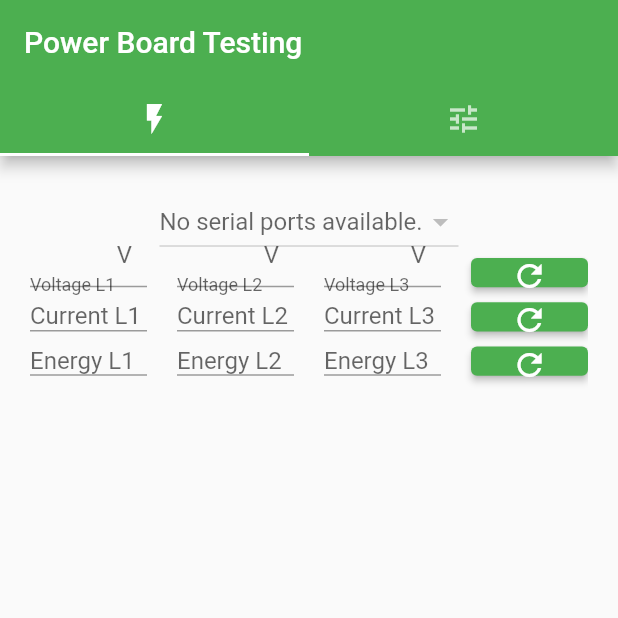
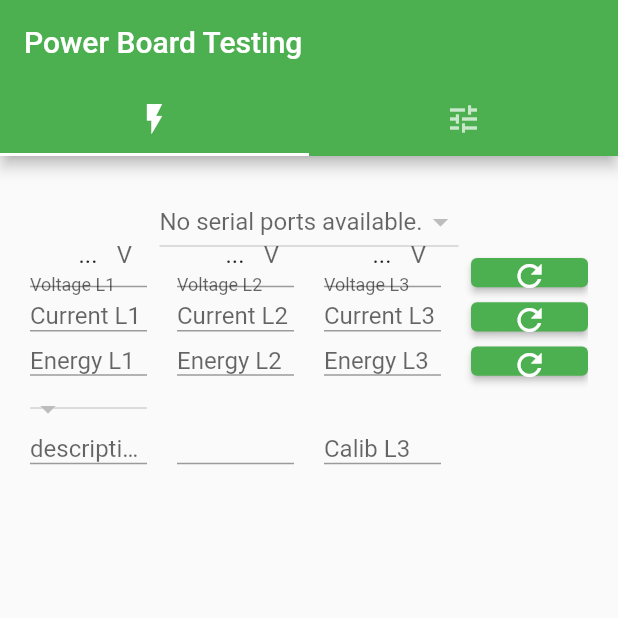
Before and after one commit to dRomke/ePB-Testing, a Flutter app: the screen it shows after launch, after a tap on the "refresh" icon, on a phone screen of 412 x 824 dp, the top half of it. Run offline on Flutter 3.47's test engine with Material 2 defaults, Android fonts, the phone set to English and light mode, and no system bars; missing offline and left inert: flutter_serial_port; statements that could not run were skipped.

Commit message:
Cleanup, added boilerplate for calibrations

```diff
--- a/lib/main.dart
+++ b/lib/main.dart
@@ -102,13 +102,13 @@ class _MyHomePageState extends State<PowerBoardTest> {
 
       switch (channel) {
         case 0:
-          setState(() => _volt[i].text = 'reading...');
+          setState(() => _volt[i].text = '...');
           break;
         case 1:
-          setState(() => _curr[i].text = 'reading...');
+          setState(() => _curr[i].text = '...');
           break;
         case 2:
-          setState(() => _ener[i].text = 'reading...');
+          setState(() => _ener[i].text = '...');
           break;
 
         default:
@@ -141,7 +141,6 @@ class _MyHomePageState extends State<PowerBoardTest> {
             title: Text('Power Board Testing'),
           ),
           body: Container(
-            constraints: BoxConstraints(minWidth: 400),
             margin: const EdgeInsets.all(20.0),
             child: TabBarView(
               children: [
@@ -189,7 +188,23 @@ class _MyHomePageState extends State<PowerBoardTest> {
                                 SelectableField('Energy L3', _ener[2], 'Wh'),
                                 ElevatedButton(
                                     onPressed: () => _scan(2),
-                                    child: Icon(Icons.refresh))
+                                    child: Icon(Icons.refresh)),
+                                DropdownButton(
+                                  onChanged: (value) {
+                                    _newSerial(value);
+                                  },
+                                  items: [],
+                                ),
+                                Text(''),
+                                Text(''),
+                                Text(''),
+                                TextField(
+                                    decoration: InputDecoration(
+                                        labelText: 'description')),
+                                TextFormField(
+                                    // controller: initialValue,
+                                    ),
+                                SelectableField('Calib L3', _ener[2], ''),
                               ])))
                 ]),
                 Text("Test")
@@ -201,25 +216,24 @@ class _MyHomePageState extends State<PowerBoardTest> {
     );
   }
 
-  Widget selectableField(
-      String description, TextEditingController controller, String unit) {
-    // TextEditingController controller;
-
-    return TextFormField(
-      controller: controller,
-      readOnly: false,
-      initialValue: '123',
-      textAlign: TextAlign.right,
-      decoration: InputDecoration(
-          labelText: description,
-          suffix: SizedBox(
-              width: 30,
-              child: Text(
-                unit,
-                textAlign: TextAlign.center,
-              ))),
-    );
-  }
+  // Widget selectableField(
+  //     String description, TextEditingController controller, String unit) {
+  //   // TextEditingController controller;
+  //   return TextField(
+  //     controller: controller,
+  //     readOnly: false,
+  //     // initialValue: '123',
+  //     textAlign: TextAlign.right,
+  //     decoration: InputDecoration(
+  //         labelText: description,
+  //         suffix: SizedBox(
+  //             width: 30,
+  //             child: Text(
+  //               unit,
+  //               textAlign: TextAlign.center,
+  //             ))),
+  //   );
+  // }
 }
 
 class SerialPortMenuItem extends StatelessWidget {
@@ -254,7 +268,7 @@ class SelectableField extends StatelessWidget {
 
   @override
   Widget build(BuildContext context) {
-    return TextFormField(
+    return TextField(
       readOnly: true,
       controller: initialValue,
       textAlign: TextAlign.right,
```
